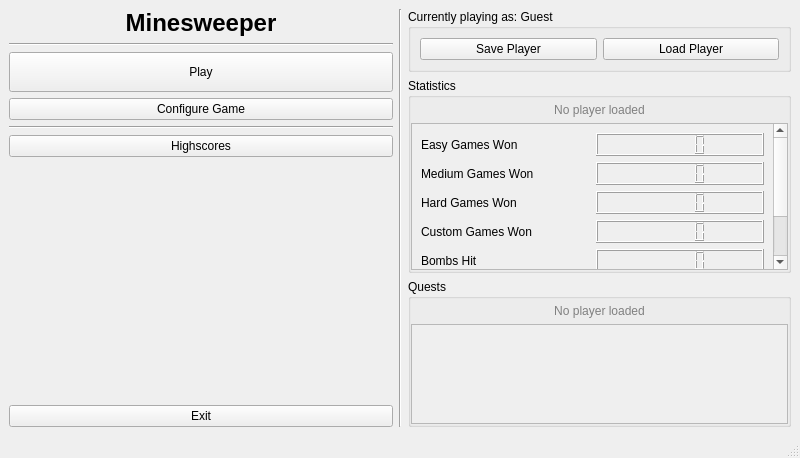
This is src/ui/menuwindow.ui in anton-fischer/cpp-minesweeper as Qt 5 draws it before an edit. The edited form follows.
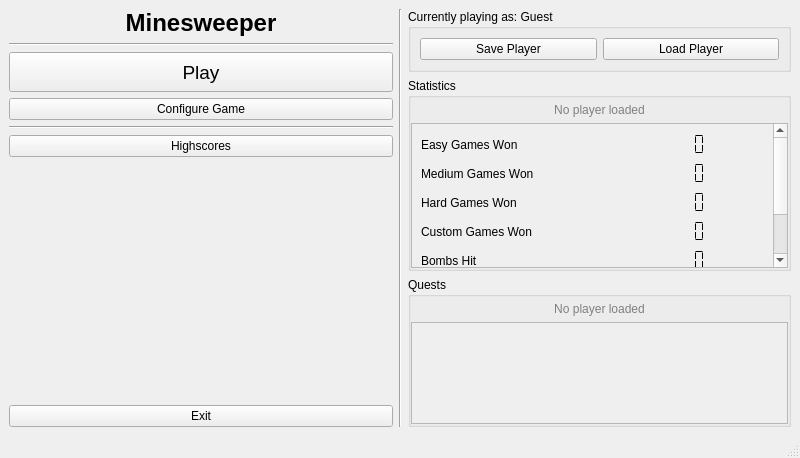
This is the edited form.

The edit to the form file:
```diff
--- a/src/ui/menuwindow.ui
+++ b/src/ui/menuwindow.ui
@@ -50,6 +50,12 @@
             <height>40</height>
            </size>
           </property>
+          <property name="font">
+           <font>
+            <pointsize>14</pointsize>
+            <bold>false</bold>
+           </font>
+          </property>
           <property name="contextMenuPolicy">
            <enum>Qt::ContextMenuPolicy::DefaultContextMenu</enum>
           </property>
@@ -225,7 +231,14 @@
                 </widget>
                </item>
                <item row="2" column="1">
-                <widget class="QLCDNumber" name="lcd_hardGamesWon"/>
+                <widget class="QLCDNumber" name="lcd_hardGamesWon">
+                 <property name="frameShape">
+                  <enum>QFrame::Shape::NoFrame</enum>
+                 </property>
+                 <property name="segmentStyle">
+                  <enum>QLCDNumber::SegmentStyle::Flat</enum>
+                 </property>
+                </widget>
                </item>
                <item row="4" column="0">
                 <widget class="QLabel" name="lbl_bombsHit">
@@ -242,7 +255,14 @@
                 </widget>
                </item>
                <item row="3" column="1">
-                <widget class="QLCDNumber" name="lcd_customGamesWon"/>
+                <widget class="QLCDNumber" name="lcd_customGamesWon">
+                 <property name="frameShape">
+                  <enum>QFrame::Shape::NoFrame</enum>
+                 </property>
+                 <property name="segmentStyle">
+                  <enum>QLCDNumber::SegmentStyle::Flat</enum>
+                 </property>
+                </widget>
                </item>
                <item row="5" column="0">
                 <widget class="QLabel" name="lbl_flagsPlaced">
@@ -252,7 +272,14 @@
                 </widget>
                </item>
                <item row="0" column="1">
-                <widget class="QLCDNumber" name="lcd_easyGamesWon"/>
+                <widget class="QLCDNumber" name="lcd_easyGamesWon">
+                 <property name="frameShape">
+                  <enum>QFrame::Shape::NoFrame</enum>
+                 </property>
+                 <property name="segmentStyle">
+                  <enum>QLCDNumber::SegmentStyle::Flat</enum>
+                 </property>
+                </widget>
                </item>
                <item row="0" column="0">
                 <widget class="QLabel" name="lbl_easyGamesWon">
@@ -262,13 +289,27 @@
                 </widget>
                </item>
                <item row="1" column="1">
-                <widget class="QLCDNumber" name="lcd_mediumGamesWon"/>
+                <widget class="QLCDNumber" name="lcd_mediumGamesWon">
+                 <property name="frameShape">
+                  <enum>QFrame::Shape::NoFrame</enum>
+                 </property>
+                 <property name="segmentStyle">
+                  <enum>QLCDNumber::SegmentStyle::Flat</enum>
+                 </property>
+                </widget>
                </item>
                <item row="6" column="1">
                 <widget class="QLCDNumber" name="lcd_tilesUncovered"/>
                </item>
                <item row="4" column="1">
-                <widget class="QLCDNumber" name="lcd_bombsHit"/>
+                <widget class="QLCDNumber" name="lcd_bombsHit">
+                 <property name="frameShape">
+                  <enum>QFrame::Shape::NoFrame</enum>
+                 </property>
+                 <property name="segmentStyle">
+                  <enum>QLCDNumber::SegmentStyle::Flat</enum>
+                 </property>
+                </widget>
                </item>
                <item row="1" column="0">
                 <widget class="QLabel" name="lbl_mediumGamesWon">
@@ -296,6 +337,18 @@
         </item>
         <item>
          <widget class="QGroupBox" name="gbx_quests">
+          <property name="minimumSize">
+           <size>
+            <width>0</width>
+            <height>150</height>
+           </size>
+          </property>
+          <property name="maximumSize">
+           <size>
+            <width>16777215</width>
+            <height>150</height>
+           </size>
+          </property>
           <property name="title">
            <string>Quests</string>
           </property>
```
Left out of the diff: 27 changed lines with no effect on the pictures.
